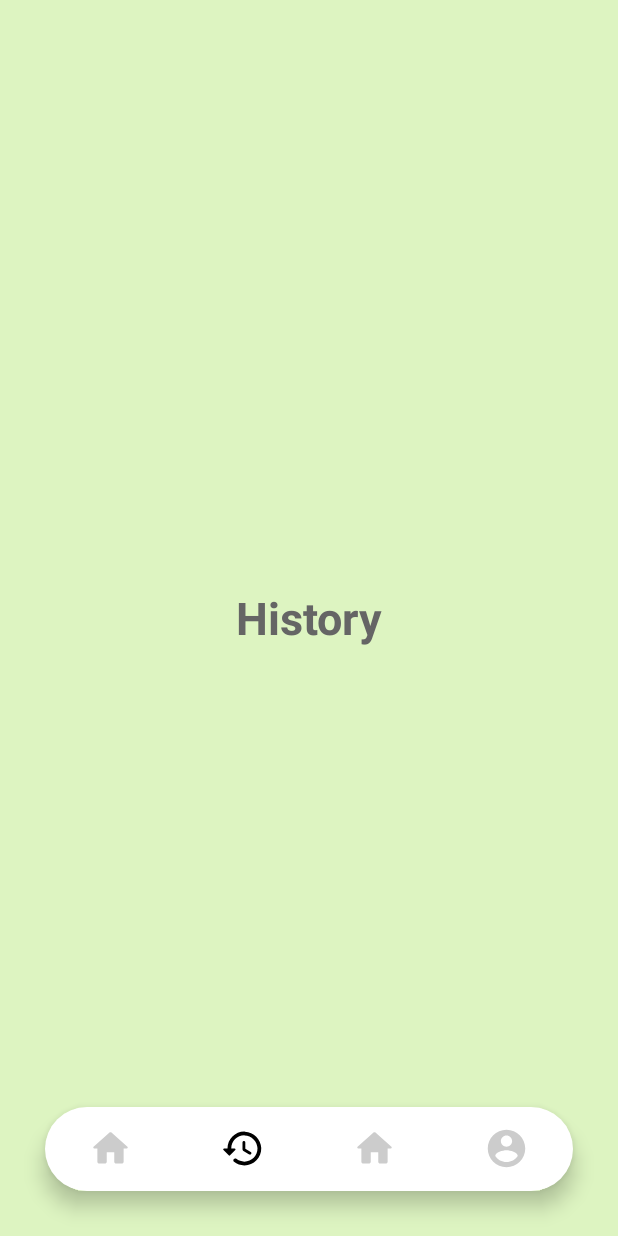
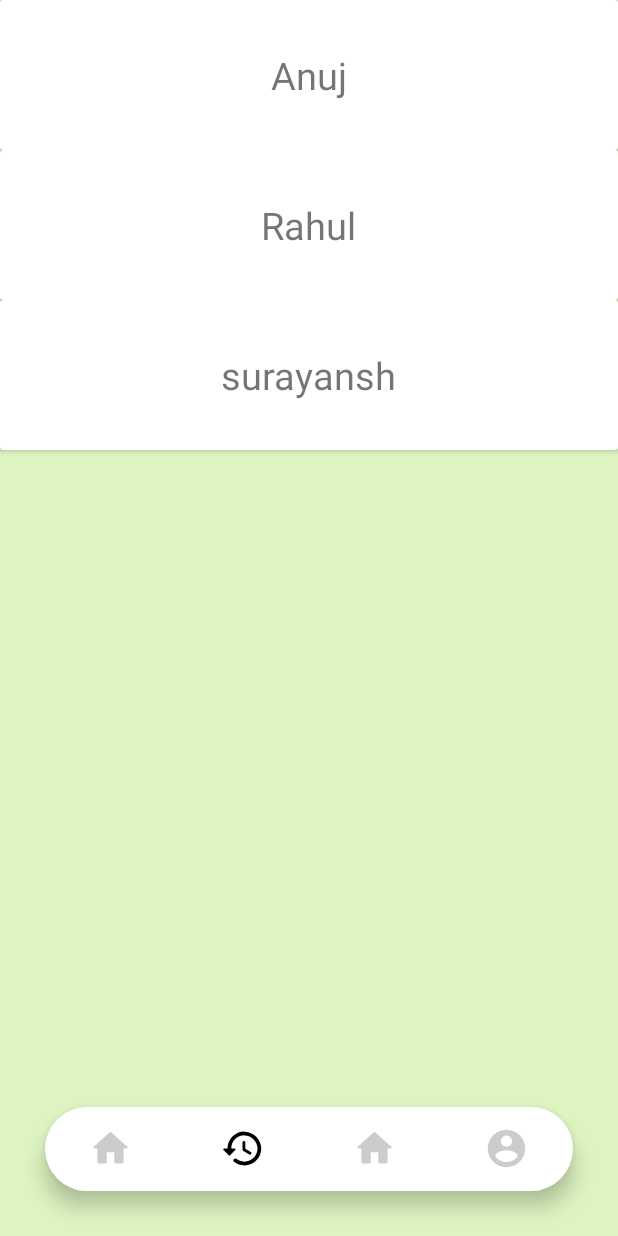
Before and after one commit to RahulKesharwani353/Co-Rakshak-Dwaar, an Android app: the screen it shows after launch once a user with an empty profile is signed in (HomeActivity), item 2 of the bottom bar chosen, on a phone screen of 412 x 824 dp. Run offline under Robolectric (Android 15) with nearby library versions, the phone set to English and light mode, and no system bars; our stand-ins replace Firebase (no records; nobody signed in at launch, a user with empty details on screens opened directly).

Commit message:
history basic

```diff
--- a/co-rakshak-app/app/src/main/java/com/example/corakshak/HistoryFragment.kt
+++ b/co-rakshak-app/app/src/main/java/com/example/corakshak/HistoryFragment.kt
@@ -5,8 +5,17 @@ import androidx.fragment.app.Fragment
 import android.view.LayoutInflater
 import android.view.View
 import android.view.ViewGroup
+import androidx.recyclerview.widget.LinearLayoutManager
+import androidx.recyclerview.widget.RecyclerView
+import com.example.testapp.adapter
+import com.example.testapp.dataModel
 
 class HistoryFragment : Fragment() {
+
+
+    lateinit var adapter: adapter
+    var listdataModel: ArrayList<dataModel> = ArrayList()
+
     override fun onCreate(savedInstanceState: Bundle?) {
         super.onCreate(savedInstanceState)
         arguments?.let {
@@ -18,9 +27,20 @@ class HistoryFragment : Fragment() {
         savedInstanceState: Bundle?
     ): View? {
         // Inflate the layout for this fragment
-        return inflater.inflate(R.layout.fragment_history, container, false)
+        addData()
+        val view: View = inflater.inflate(R.layout.fragment_history, container, false)
+        val recyclerView = view.findViewById<RecyclerView>(R.id.recyclerView)
+        recyclerView.layoutManager = LinearLayoutManager(activity)
+        adapter = adapter(listdataModel)
+        recyclerView.adapter = adapter
+        return view
     }
 
+    fun addData(){
+        listdataModel.add(dataModel("Anuj"))
+        listdataModel.add(dataModel("Rahul"))
+        listdataModel.add(dataModel("surayansh"))
+    }
     companion object {
 
         @JvmStatic
--- /dev/null
+++ b/co-rakshak-app/app/src/main/java/com/example/corakshak/adapter.kt
@@ -0,0 +1,32 @@
+package com.example.testapp
+
+import android.view.LayoutInflater
+import android.view.View
+import android.view.ViewGroup
+import android.widget.TextView
+import android.widget.Toast
+import androidx.recyclerview.widget.RecyclerView
+import com.example.corakshak.R
+
+class adapter(val listdataModel: List<dataModel>)  : RecyclerView.Adapter<adapter.MyViewHolder>() {
+
+    override fun onCreateViewHolder(parent: ViewGroup, viewType: Int): MyViewHolder {
+        val view = LayoutInflater.from(parent.context).inflate(R.layout.card,parent,false)
+
+        return  MyViewHolder(view)
+    }
+
+    override fun onBindViewHolder(holder: MyViewHolder, position: Int) {
+        holder.title.text = listdataModel.get(position).title
+        holder.itemView.setOnClickListener {
+            Toast.makeText(it.context, listdataModel.get(position).title, Toast.LENGTH_SHORT).show()
+        }
+    }
+
+    override fun getItemCount(): Int {
+        return listdataModel.size
+    }
+    class MyViewHolder(view: View): RecyclerView.ViewHolder(view){
+        val title : TextView = view.findViewById(R.id.cardText)
+    }
+}
--- /dev/null
+++ b/co-rakshak-app/app/src/main/java/com/example/corakshak/dataModel.kt
@@ -0,0 +1,4 @@
+package com.example.testapp
+
+data class dataModel(val title: String?) {
+}
--- /dev/null
+++ b/co-rakshak-app/app/src/main/res/layout/card.xml
@@ -0,0 +1,12 @@
+<?xml version="1.0" encoding="utf-8"?>
+<androidx.cardview.widget.CardView xmlns:android="http://schemas.android.com/apk/res/android"
+    android:layout_width="match_parent"
+    android:layout_height="100dp">
+    <TextView
+        android:layout_width="wrap_content"
+        android:layout_height="wrap_content"
+        android:text="title"
+        android:textSize="25sp"
+        android:layout_gravity="center"
+        android:id="@+id/cardText"/>
+</androidx.cardview.widget.CardView>
--- a/co-rakshak-app/app/src/main/res/layout/fragment_history.xml
+++ b/co-rakshak-app/app/src/main/res/layout/fragment_history.xml
@@ -10,15 +10,11 @@
         android:layout_width="match_parent"
         android:layout_height="match_parent"
         android:background="#DDF4C1">
-        <TextView
-            android:layout_width="wrap_content"
-            android:layout_height="wrap_content"
-            android:layout_gravity="center"
-            android:text="History"
-            android:textSize="30sp"
-            android:textColor="#656565"
-            android:layout_centerInParent="true"
-            android:textStyle="bold"/>
+
+        <androidx.recyclerview.widget.RecyclerView
+            android:layout_width="match_parent"
+            android:layout_height="match_parent"
+            android:id="@+id/recyclerView"/>
     </RelativeLayout>
 
 </FrameLayout>
```
